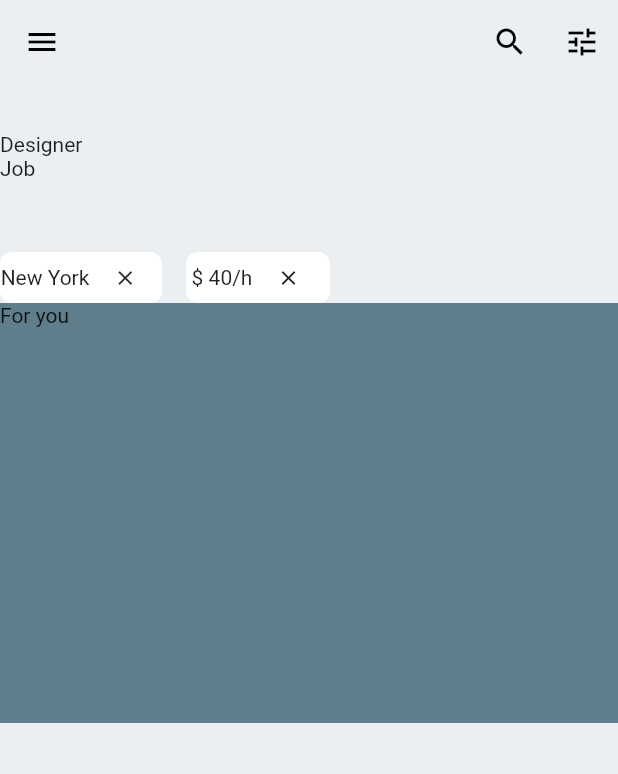
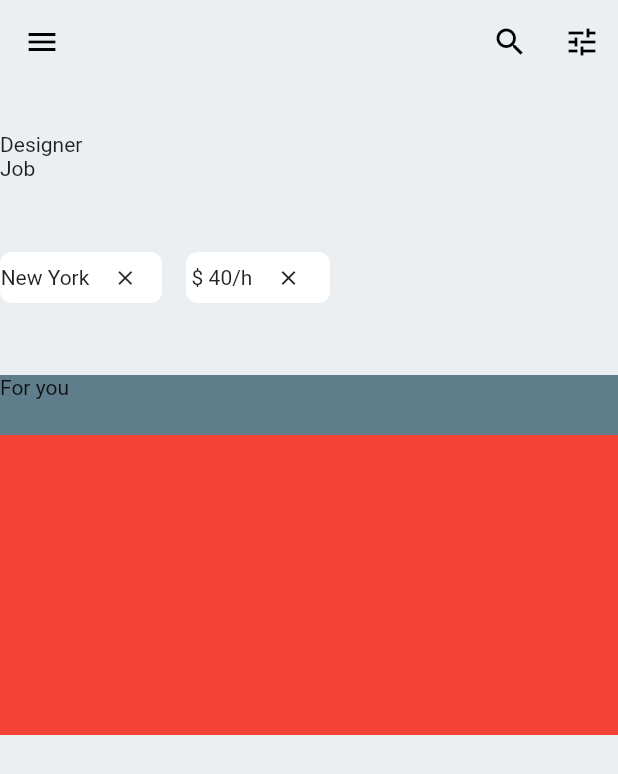
Before and after one commit to JAICHANGPARK/flutter_notebook_the_third_story, a Flutter app: the screen it shows after launch, on a phone screen of 412 x 824 dp. Shown: the top 774 px of the screen. Run offline on Flutter 3.47's test engine with Material 2 defaults, Android fonts, the phone set to English and light mode, and no system bars; our stand-ins replace badges, dotted_border, fl_chart, google_fonts, page_transition, percent_indicator and 1 more.

Commit message:
Update main_page.dart

```diff
--- a/lib/job_finder_app/main_page.dart
+++ b/lib/job_finder_app/main_page.dart
@@ -79,7 +79,9 @@ class _MainPageState extends State<JopFinderMainPage> {
                     ],
                   ),
                 ),
-                SizedBox(width: 16,),
+                SizedBox(
+                  width: 16,
+                ),
                 Container(
                   height: 34,
                   width: 96,
@@ -104,14 +106,22 @@ class _MainPageState extends State<JopFinderMainPage> {
                 ),
               ],
             ),
+            SizedBox(height: 48,),
             Container(
-              height: 280,
+              height: 240,
               width: double.infinity,
               color: Colors.blueGrey,
               child: Column(
+                mainAxisAlignment: MainAxisAlignment.spaceBetween,
                 crossAxisAlignment: CrossAxisAlignment.start,
                 children: <Widget>[
-                    Text("For you")
+                  Text("For you"),
+
+                  Container(
+                    height: 200,
+                    color: Colors.red,
+                    child: ListView(),
+                  )
                 ],
               ),
             )
```
